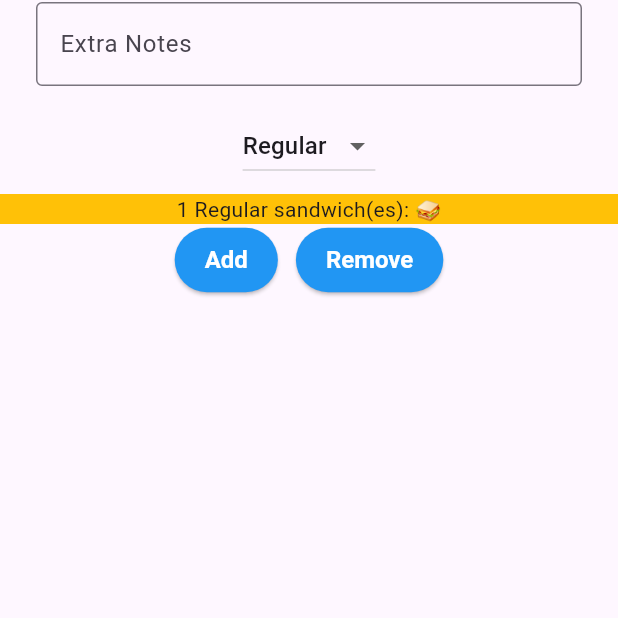
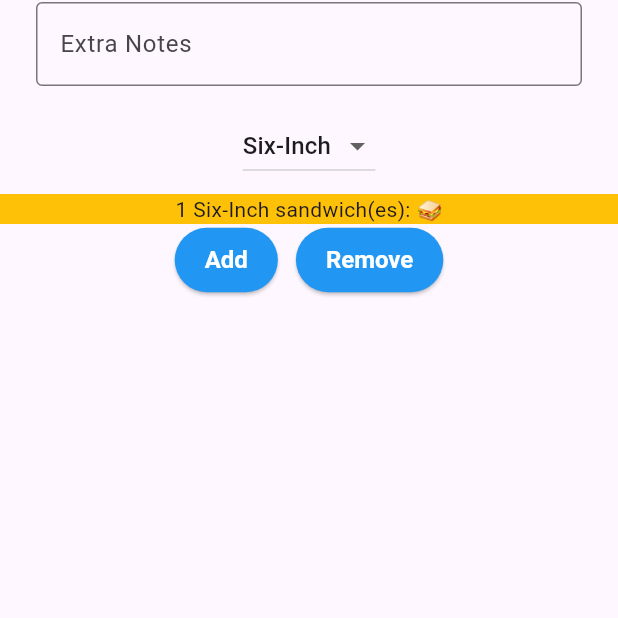
Before and after one commit to emanb592/sandwich_shop, a Flutter app: the screen it shows after launch, after a tap on "Add", on a phone screen of 412 x 824 dp, the part 517-1135 px from its top. Run offline on Flutter 3.47's test engine with Material 3 defaults, Android fonts, the phone set to English and light mode, and no system bars.

Commit message:
Six-Inch in Footlong

```diff
--- a/lib/main.dart
+++ b/lib/main.dart
@@ -27,10 +27,10 @@ class OrderScreen extends StatefulWidget {
 class _OrderScreenState extends State<OrderScreen> {
   int _quantity = 0;
   String _note = '';
-  String _selectedSize = 'Regular';
+  String _selectedSize = 'Six-Inch';
   final TextEditingController _noteController = TextEditingController();
 
-  static const List<String> _sizes = <String>['Six-Inch','Regular', 'Footlong'];
+  static const List<String> _sizes = <String>['Six-Inch', 'Footlong'];
 
   void _increasequantity() {
     if (_quantity < widget.maxQuantity) {
@@ -103,6 +103,7 @@ class _OrderScreenState extends State<OrderScreen> {
                   child: const Text('Add'),
                 ),
                 const SizedBox(width: 12),
+
                 ElevatedButton(
                   onPressed: _quantity > 0 ? _decreasequantity : null,
                   style: ElevatedButton.styleFrom(
```
